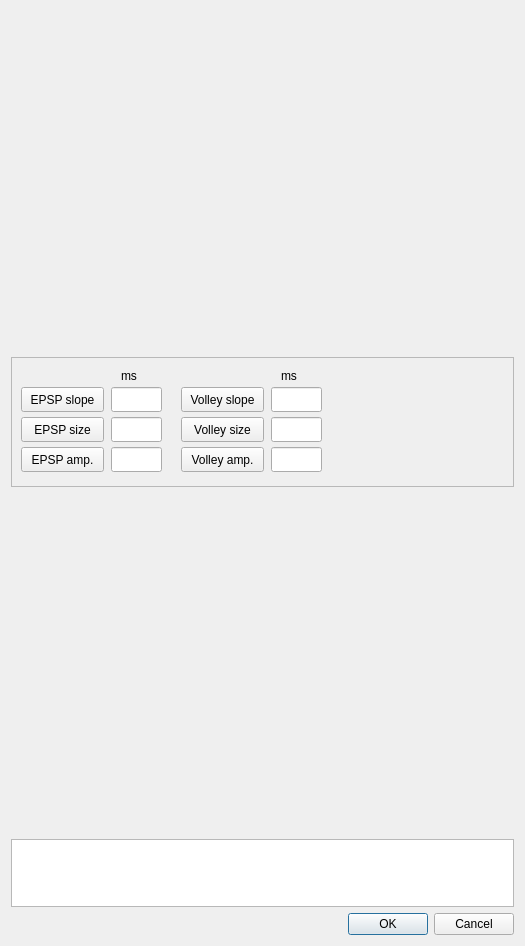
This is QtDesigner/bwmeasure.ui in matoloa/brainwash as Qt 5 draws it before an edit. The edited form follows.
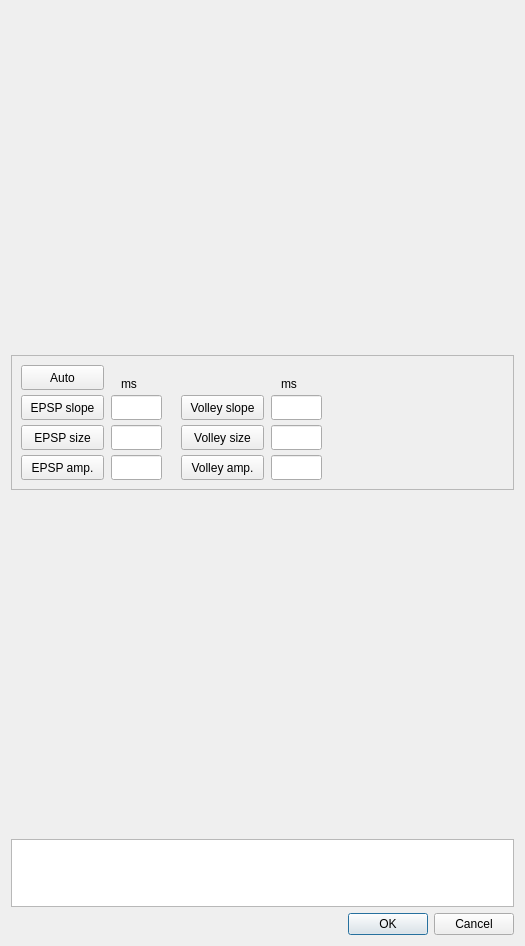
This is the edited form.

Commit message: Auto-button for undoing manual tinkering

```diff
--- a/QtDesigner/bwmeasure.ui
+++ b/QtDesigner/bwmeasure.ui
@@ -52,13 +52,13 @@
        <property name="minimumSize">
         <size>
          <width>0</width>
-         <height>130</height>
+         <height>135</height>
         </size>
        </property>
        <property name="maximumSize">
         <size>
          <width>16777215</width>
-         <height>130</height>
+         <height>135</height>
         </size>
        </property>
        <property name="frameShape">
@@ -74,7 +74,7 @@
         <property name="geometry">
          <rect>
           <x>10</x>
-          <y>30</y>
+          <y>40</y>
           <width>83</width>
           <height>25</height>
          </rect>
@@ -87,7 +87,7 @@
         <property name="geometry">
          <rect>
           <x>10</x>
-          <y>90</y>
+          <y>100</y>
           <width>83</width>
           <height>25</height>
          </rect>
@@ -100,7 +100,7 @@
         <property name="geometry">
          <rect>
           <x>10</x>
-          <y>60</y>
+          <y>70</y>
           <width>83</width>
           <height>25</height>
          </rect>
@@ -113,7 +113,7 @@
         <property name="geometry">
          <rect>
           <x>170</x>
-          <y>60</y>
+          <y>70</y>
           <width>83</width>
           <height>25</height>
          </rect>
@@ -126,7 +126,7 @@
         <property name="geometry">
          <rect>
           <x>170</x>
-          <y>90</y>
+          <y>100</y>
           <width>83</width>
           <height>25</height>
          </rect>
@@ -139,7 +139,7 @@
         <property name="geometry">
          <rect>
           <x>170</x>
-          <y>30</y>
+          <y>40</y>
           <width>83</width>
           <height>25</height>
          </rect>
@@ -152,7 +152,7 @@
         <property name="geometry">
          <rect>
           <x>110</x>
-          <y>10</y>
+          <y>20</y>
           <width>21</width>
           <height>17</height>
          </rect>
@@ -165,7 +165,7 @@
         <property name="geometry">
          <rect>
           <x>270</x>
-          <y>10</y>
+          <y>20</y>
           <width>21</width>
           <height>17</height>
          </rect>
@@ -178,7 +178,7 @@
         <property name="geometry">
          <rect>
           <x>260</x>
-          <y>30</y>
+          <y>40</y>
           <width>51</width>
           <height>25</height>
          </rect>
@@ -188,7 +188,7 @@
         <property name="geometry">
          <rect>
           <x>260</x>
-          <y>60</y>
+          <y>70</y>
           <width>51</width>
           <height>25</height>
          </rect>
@@ -198,7 +198,7 @@
         <property name="geometry">
          <rect>
           <x>260</x>
-          <y>90</y>
+          <y>100</y>
           <width>51</width>
           <height>25</height>
          </rect>
@@ -208,7 +208,7 @@
         <property name="geometry">
          <rect>
           <x>100</x>
-          <y>60</y>
+          <y>70</y>
           <width>51</width>
           <height>25</height>
          </rect>
@@ -218,7 +218,7 @@
         <property name="geometry">
          <rect>
           <x>100</x>
-          <y>90</y>
+          <y>100</y>
           <width>51</width>
           <height>25</height>
          </rect>
@@ -228,12 +228,25 @@
         <property name="geometry">
          <rect>
           <x>100</x>
-          <y>30</y>
+          <y>40</y>
           <width>51</width>
           <height>25</height>
          </rect>
         </property>
        </widget>
+       <widget class="QPushButton" name="pushButtonAuto">
+        <property name="geometry">
+         <rect>
+          <x>10</x>
+          <y>10</y>
+          <width>83</width>
+          <height>25</height>
+         </rect>
+        </property>
+        <property name="text">
+         <string>Auto</string>
+        </property>
+       </widget>
       </widget>
      </item>
      <item>
```
The commit also changes 2 other files.
